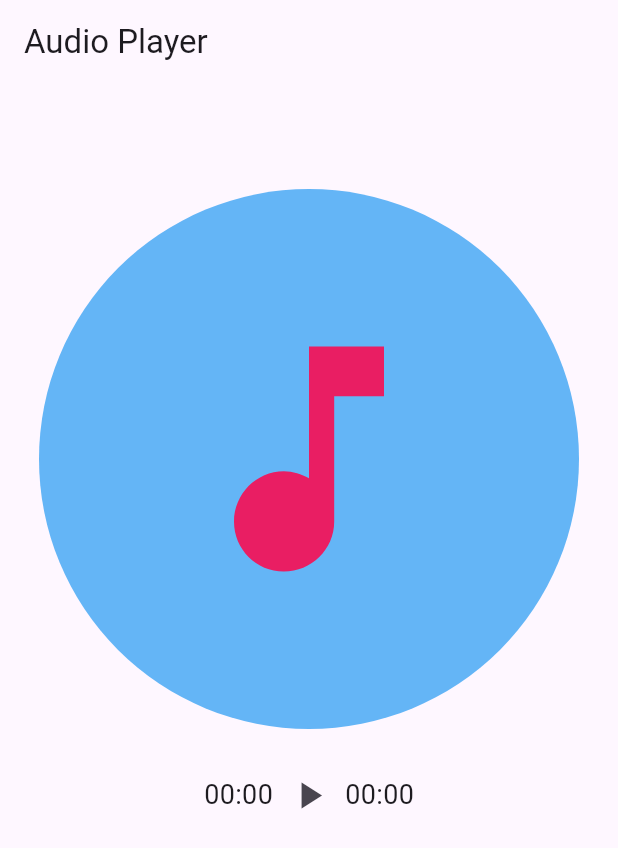
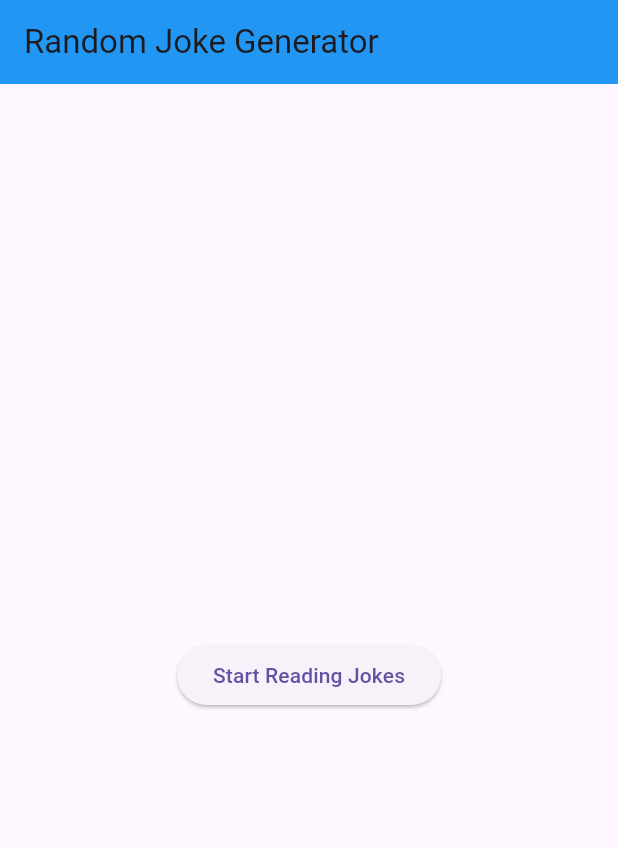
Before and after one commit to Nabinji/Flutter_example_Youtube, a Flutter app: the screen it shows after launch, on a phone screen of 412 x 824 dp. Shown: the top 848 px of the screen. Run offline on Flutter 3.47's test engine with Material 3 defaults, Android fonts, the phone set to English and light mode, and no system bars; our stand-ins replace audioplayers, avatar_glow, connectivity_plus, flutter_pw_validator, flutter_svg, flutter_swiper_view and 7 more; missing offline and left inert: flutter_email_sender, model_viewer_plus.

Commit message:
joke generator with provider

```diff
--- a/lib/Audio Player/audio_player.dart
+++ b/lib/Audio Player/audio_player.dart
@@ -1,144 +1,138 @@
+import 'package:audioplayers/audioplayers.dart';
 import 'package:flutter/material.dart';
-import 'package:audioplayers/audioplayers.dart';
 
-class AudioPlayerWidget extends StatefulWidget {
-  const AudioPlayerWidget({super.key});
+class AudioPlayerApp extends StatefulWidget {
+  const AudioPlayerApp({super.key});
 
   @override
-  _AudioPlayerWidgetState createState() => _AudioPlayerWidgetState();
+  State<AudioPlayerApp> createState() => _AudioPlayerAppState();
 }
 
-class _AudioPlayerWidgetState extends State<AudioPlayerWidget> {
-  late AudioPlayer _audioPlayer;
+class _AudioPlayerAppState extends State<AudioPlayerApp> {
+  late AudioPlayer audioPlayer;
+  Duration duration = Duration.zero;
+  Duration position = Duration.zero;
   bool isPlaying = false;
-  Duration duration = Duration.zero; // Total duration of the audio
-  Duration position = Duration.zero; // Current position of the audio playback
-
   @override
   void initState() {
     super.initState();
-    _audioPlayer = AudioPlayer(); // Initializes the AudioPlayer
-
-    // Listens for duration changes and updates the state
-    _audioPlayer.onDurationChanged.listen((newDuration) {
+    audioPlayer = AudioPlayer(); // Initiaizes tha audioplayer
+    // Listens for  duration changes and updates the state
+    audioPlayer.onDurationChanged.listen((newDuration) {
       setState(() {
         duration = newDuration;
       });
     });
-
-    // Listens for position changes and updates the state
-    _audioPlayer.onPositionChanged.listen((newPosition) {
+    // Listens for  position changes and updates the state
+    audioPlayer.onPositionChanged.listen((newPosition) {
       setState(() {
         position = newPosition;
       });
     });
-
-    // Listens for when the audio finishes playing and resets the state
-    _audioPlayer.onPlayerComplete.listen((event) {
+    // Listens for  when the audio finished playing  and resets the state
+    audioPlayer.onPlayerComplete.listen((events) {
       setState(() {
         isPlaying = false;
-        position = Duration.zero;
+        duration = Duration.zero;
       });
     });
   }
 
-  @override
-  void dispose() {
-    _audioPlayer.dispose(); // Disposes the AudioPlayer to free resources
+  void despose() {
+    audioPlayer.dispose(); // Dispose tha audioPlayer to free resource
     super.dispose();
   }
 
-  // Toggles play and pause of the audio
-  void _playPause() async {
+  // Toggle play and pause of the audio
+  void playPause() async {
     if (isPlaying) {
-      await _audioPlayer.pause(); // Pauses the audio if it is playing
+      await audioPlayer.pause(); // Pause tha audio if it is playing
     } else {
-      await _audioPlayer.play(
-        // audio from network
-        UrlSource("https://www.soundhelix.com/examples/mp3/SoundHelix-Song-1.mp3"),
-        // audio from ntwork
-        // AssetSource("audio/audio1.mp3"),
-      ); // Plays the audio from assets if it is paused
+      await audioPlayer.play(
+          // audio from assets
+          // AssetSource("audio/audio1.mp3"),
+          // audio from network
+          UrlSource(
+              "https://www.soundhelix.com/examples/mp3/SoundHelix-Song-1.mp3"));
     }
     setState(() {
-      isPlaying = !isPlaying; // Updates the playing state
+      isPlaying = !isPlaying; // updates the playing state
     });
   }
 
-  // Formats the duration to a string with minutes and seconds
-  String _formatDuration(Duration duration) {
+// Formats the duration to a string with munutes and seconds
+  String formatDuration(Duration duration) {
     String twoDigits(int n) => n.toString().padLeft(2, '0');
     final minutes = twoDigits(duration.inMinutes.remainder(60));
     final seconds = twoDigits(duration.inSeconds.remainder(60));
-    return '$minutes:$seconds';
+    return "$minutes:$seconds";
   }
 
   @override
   Widget build(BuildContext context) {
     return Scaffold(
       appBar: AppBar(
-        title: const Text('Audio Player'),
+        title: const Text("Audip Player"),
       ),
       body: Padding(
-        padding: const EdgeInsets.all(16.0),
+        padding: const EdgeInsets.all(15),
         child: Column(
           mainAxisAlignment: MainAxisAlignment.center,
           children: [
             CircleAvatar(
+              radius: 180,
               backgroundColor: Colors.blue[300],
-              radius: 180,
               child: const Icon(
                 Icons.music_note,
+                size: 200,
                 color: Colors.pink,
-                size: 200,
               ),
-            ), // Displays a music note icon inside a circle avatar
-            const SizedBox(height: 20),
+            ),
+            const SizedBox(height: 30),
             Row(
               mainAxisAlignment: MainAxisAlignment.center,
               children: [
                 Text(
-                  _formatDuration(
-                      position), // Shows the current position of the audio
+                  formatDuration(
+                      position), // show the current position of the audion
                   style: const TextStyle(fontSize: 18),
                 ),
                 IconButton(
+                  onPressed: playPause,
                   icon: Icon(
                     isPlaying ? Icons.pause : Icons.play_arrow,
                     size: 30,
                   ),
-                  onPressed:
-                      _playPause, // Plays or pauses the audio when pressed
                 ),
                 if (duration > Duration.zero)
                   Expanded(
                     child: Slider(
                       value: position.inSeconds
                           .clamp(0, duration.inSeconds)
-                          .toDouble(), // Current position of the slider
+                          .toDouble(), // current position of the slider
                       max: duration.inSeconds
-                          .toDouble(), // Maximum value of the slider
-                      label: _formatDuration(
-                          position), // Label showing the current position
+                          .toDouble(), // maximum value of the  slider
+                      label: formatDuration(
+                          position), // label showing the current postition
                       onChanged: (value) async {
                         final newPosition = Duration(seconds: value.toInt());
-                        await _audioPlayer.seek(
-                            newPosition); // Seeks to the new position in the audio
+                        await audioPlayer.seek(
+                            newPosition); // seeks to the new position int the audio
                         setState(() {
                           position =
-                              newPosition; // Updates the current position
+                              newPosition; // updates the current position
                         });
                       },
                     ),
                   ),
                 Text(
-                  _formatDuration(
-                      duration), // Shows the total duration of the audio
+                  formatDuration(
+                      duration), // show the current position of the audion
                   style: const TextStyle(fontSize: 18),
                 ),
               ],
             ),
-            const SizedBox(height: 200),
+            const SizedBox(height: 150),
           ],
         ),
       ),
--- /dev/null
+++ b/lib/Joke Generator/Model/joke_model.dart
@@ -0,0 +1,50 @@
+// To parse this JSON data, do
+//
+//     final jokesModel = jokesModelFromJson(jsonString);
+
+import 'dart:convert';
+
+JokesModel jokesModelFromJson(String str) =>
+    JokesModel.fromJson(json.decode(str));
+
+String jokesModelToJson(JokesModel data) => json.encode(data.toJson());
+
+class JokesModel {
+  JokesModel({
+    required this.categories,
+    required this.createdAt,
+    required this.iconUrl,
+    required this.id,
+    required this.updatedAt,
+    required this.url,
+    required this.value,
+  });
+
+  List<dynamic> categories;
+  DateTime createdAt;
+  String iconUrl;
+  String id;
+  DateTime updatedAt;
+  String url;
+  String value;
+
+  factory JokesModel.fromJson(Map<String, dynamic> json) => JokesModel(
+        categories: List<dynamic>.from(json["categories"].map((x) => x)),
+        createdAt: DateTime.parse(json["created_at"]),
+        iconUrl: json["icon_url"],
+        id: json["id"],
+        updatedAt: DateTime.parse(json["updated_at"]),
+        url: json["url"],
+        value: json["value"],
+      );
+
+  Map<String, dynamic> toJson() => {
+        "categories": List<dynamic>.from(categories.map((x) => x)),
+        "created_at": createdAt.toIso8601String(),
+        "icon_url": iconUrl,
+        "id": id,
+        "updated_at": updatedAt.toIso8601String(),
+        "url": url,
+        "value": value,
+      };
+}
--- /dev/null
+++ b/lib/Joke Generator/Provider Services/provider_services.dart
@@ -0,0 +1,29 @@
+import 'dart:convert';
+import 'package:flutter/cupertino.dart';
+import 'package:http/http.dart' as http;
+import '../Model/joke_model.dart';
+
+class JokeController extends ChangeNotifier {
+  JokesModel? _joke;
+
+  JokesModel? get joke => _joke;
+
+  Future<void> getData() async {
+    var url = 'https://api.chucknorris.io/jokes/random';
+
+    try {
+      final response = await http.get(Uri.parse(url));
+
+      if (response.statusCode == 200) {
+        final data = json.decode(response.body);
+        _joke = JokesModel.fromJson(data);
+
+        notifyListeners();
+      } else {
+        print("Something went wrong");
+      }
+    } catch (e) {
+      print(e.toString());
+    }
+  }
+}
--- /dev/null
+++ b/lib/Joke Generator/View/joke_page.dart
@@ -0,0 +1,60 @@
+import 'package:flutter/material.dart';
+import 'package:provider/provider.dart';
+import '../Provider Services/provider_services.dart';
+
+class JokeScreen extends StatelessWidget {
+  const JokeScreen({super.key});
+
+  @override
+  Widget build(BuildContext context) {
+    return Scaffold(
+      appBar: AppBar(
+        title: const Text('Random Joke Generator'),
+        backgroundColor: Colors.blue,
+      ),
+      body: Consumer<JokeController>(
+        builder: (context, jokeController, _) {
+          return Center(
+            child: Padding(
+              padding:
+                  const EdgeInsets.symmetric(vertical: 50.0, horizontal: 16.0),
+              child: Column(
+                mainAxisAlignment: MainAxisAlignment.center,
+                children: [
+                  if (jokeController.joke != null) ...[
+                    Image.network(
+                      jokeController.joke!.iconUrl,
+                      height: 100,
+                      width: 100,
+                    ),
+
+                    const SizedBox(height: 20),
+                    Text(
+                      jokeController.joke!.value,
+                      style: const TextStyle(
+                        fontSize: 22,
+                        color: Colors.black,
+                        letterSpacing: 1,
+                      ),
+                    ),
+                  ],
+                  const SizedBox(height: 20),
+                  ElevatedButton(
+                    onPressed: () {
+                      jokeController.getData();
+                    },
+                    child: Text(
+                      jokeController.joke == null
+                          ? 'Start Reading Jokes'
+                          : 'Next Joke',
+                    ),
+                  ),
+                ],
+              ),
+            ),
+          );
+        },
+      ),
+    );
+  }
+}
--- a/lib/main.dart
+++ b/lib/main.dart
@@ -1,6 +1,8 @@
 import 'package:flutter/material.dart';
-import 'package:flutter_example/Audio%20Player/audio_player.dart';
+import 'package:flutter_example/Joke%20Generator/View/joke_page.dart';
+import 'package:provider/provider.dart';
 
+import 'Joke Generator/Provider Services/provider_services.dart';
 
 void main() {
   runApp(const MyApp());
@@ -12,9 +14,16 @@
 
   @override
   Widget build(BuildContext context) {
-    return  const MaterialApp(
-      debugShowCheckedModeBanner: false,
-      home: AudioPlayerWidget(),
+    return MultiProvider(
+        providers: [
+        ChangeNotifierProvider<JokeController>(
+          create: (_) => JokeController(),
+        ),
+      ],
+      child: const MaterialApp(
+        debugShowCheckedModeBanner: false,
+        home: JokeScreen(),
+      ),
     );
   }
 }
```
Also changed, not shown: 1 other file.
